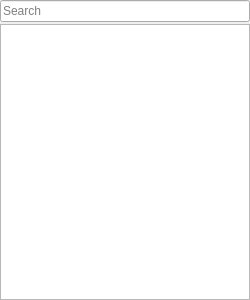
Before: the Qt Designer form worldeditor/src/editors/propertyedit/propertyeditor.ui in thunder-engine/thunder, drawn with Qt 5.
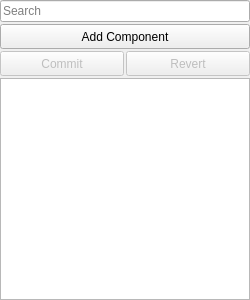
After: the same form once the commit is applied.

Diff of the .ui file:
```diff
--- a/worldeditor/src/editors/propertyedit/propertyeditor.ui
+++ b/worldeditor/src/editors/propertyedit/propertyeditor.ui
@@ -36,6 +36,106 @@
      </property>
     </widget>
    </item>
+   <item>
+         <widget class="QToolButton" name="componentButton">
+          <property name="enabled">
+           <bool>true</bool>
+          </property>
+          <property name="sizePolicy">
+           <sizepolicy hsizetype="Preferred" vsizetype="Fixed">
+            <horstretch>0</horstretch>
+            <verstretch>0</verstretch>
+           </sizepolicy>
+          </property>
+          <property name="minimumSize">
+           <size>
+            <width>0</width>
+            <height>25</height>
+           </size>
+          </property>
+          <property name="toolTip">
+           <string>Adds a new Component to this Actor.</string>
+          </property>
+          <property name="text">
+           <string>Add Component</string>
+          </property>
+          <property name="popupMode">
+           <enum>QToolButton::InstantPopup</enum>
+          </property>
+          <property name="toolButtonStyle">
+           <enum>Qt::ToolButtonTextBesideIcon</enum>
+          </property>
+         </widget>
+        </item>
+        <item>
+         <layout class="QHBoxLayout" name="horizontalLayout">
+          <property name="spacing">
+           <number>2</number>
+          </property>
+          <property name="leftMargin">
+           <number>0</number>
+          </property>
+          <property name="topMargin">
+           <number>0</number>
+          </property>
+          <property name="rightMargin">
+           <number>0</number>
+          </property>
+          <property name="bottomMargin">
+           <number>0</number>
+          </property>
+          <item>
+           <widget class="QToolButton" name="commitButton">
+            <property name="enabled">
+             <bool>false</bool>
+            </property>
+            <property name="sizePolicy">
+             <sizepolicy hsizetype="Preferred" vsizetype="Fixed">
+              <horstretch>0</horstretch>
+              <verstretch>0</verstretch>
+             </sizepolicy>
+            </property>
+            <property name="minimumSize">
+             <size>
+              <width>0</width>
+              <height>25</height>
+             </size>
+            </property>
+            <property name="toolTip">
+             <string>Saves your changes.</string>
+            </property>
+            <property name="text">
+             <string>Commit</string>
+            </property>
+           </widget>
+          </item>
+          <item>
+           <widget class="QToolButton" name="revertButton">
+            <property name="enabled">
+             <bool>false</bool>
+            </property>
+            <property name="sizePolicy">
+             <sizepolicy hsizetype="Preferred" vsizetype="Fixed">
+              <horstretch>0</horstretch>
+              <verstretch>0</verstretch>
+             </sizepolicy>
+            </property>
+            <property name="minimumSize">
+             <size>
+              <width>0</width>
+              <height>25</height>
+             </size>
+            </property>
+            <property name="toolTip">
+             <string>Reverts back your unsaved changes.</string>
+            </property>
+            <property name="text">
+             <string>Revert</string>
+            </property>
+           </widget>
+          </item>
+         </layout>
+        </item>
    <item>
     <widget class="QTreeView" name="treeView">
      <property name="editTriggers">
```
